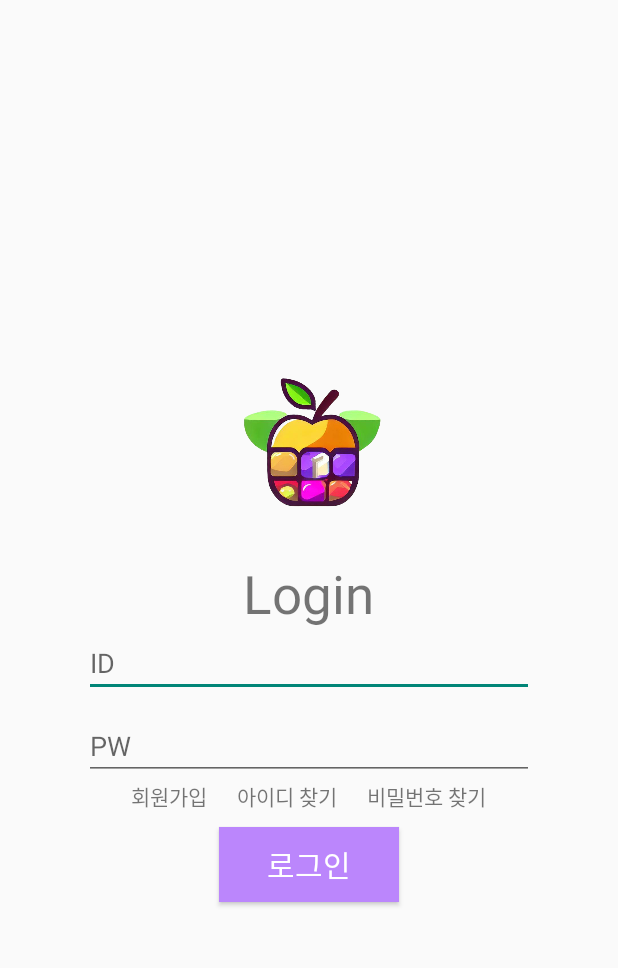
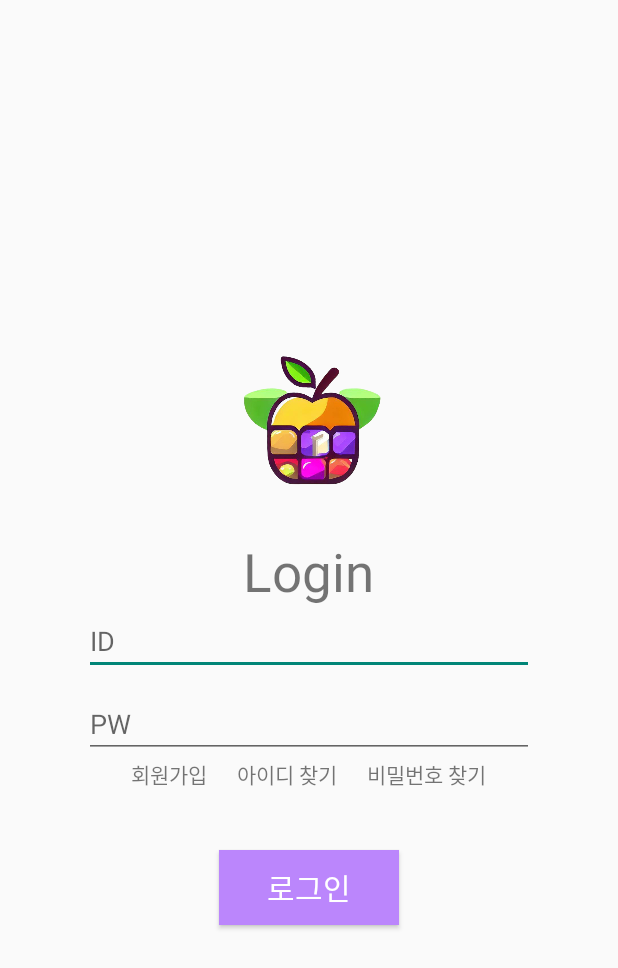
Before and after one commit to kimykstar/FarmApp-Android-, an Android app: the LoginActivity screen opened directly, with no data from a screen before it, on a phone screen of 412 x 824 dp. Shown: the top 968 px of the screen. Run offline under Robolectric (Android 15) with nearby library versions, the phone set to English and light mode, and no system bars.

Commit message:
카메라 열기

```diff
--- a/app/src/main/AndroidManifest.xml
+++ b/app/src/main/AndroidManifest.xml
@@ -28,5 +28,4 @@
     </application>
     <uses-permission android:name="android.permission.INTERNET"/>
     <uses-feature android:name="android.hardware.camera"/>
-    <uses-permission android:name="android.permission.CAMERA"/>
 </manifest>
--- a/app/src/main/java/com/example/farm/MainActivity.java
+++ b/app/src/main/java/com/example/farm/MainActivity.java
@@ -5,6 +5,7 @@ import androidx.appcompat.app.AppCompatActivity;
 import android.content.Intent;
 import android.os.AsyncTask;
 import android.os.Bundle;
+import android.provider.MediaStore;
 import android.util.Log;
 import android.view.View;
 import android.widget.Button;
@@ -36,7 +37,8 @@ public class MainActivity extends AppCompatActivity {
         camera.setOnClickListener(new View.OnClickListener() {
             @Override
             public void onClick(View v) {
-
+                Intent intent = new Intent(MediaStore.ACTION_IMAGE_CAPTURE);
+                startActivity(intent);
             }
         });
 
--- a/app/src/main/res/layout/activity_login.xml
+++ b/app/src/main/res/layout/activity_login.xml
@@ -53,7 +53,7 @@
     <Button
         android:layout_width="120dp"
         android:layout_height="50dp"
-        android:layout_marginTop="10dp"
+        android:layout_marginTop="40dp"
         android:background="@color/purple_200"
         android:text="로그인"
         android:textSize="20sp"
--- a/build.gradle
+++ b/build.gradle
@@ -1,5 +1,5 @@
 // Top-level build file where you can add configuration options common to all sub-projects/modules.
 plugins {
-    id 'com.android.application' version '8.0.0' apply false
-    id 'com.android.library' version '8.0.0' apply false
+    id 'com.android.application' version '7.3.1' apply false
+    id 'com.android.library' version '7.3.1' apply false
 }
```
